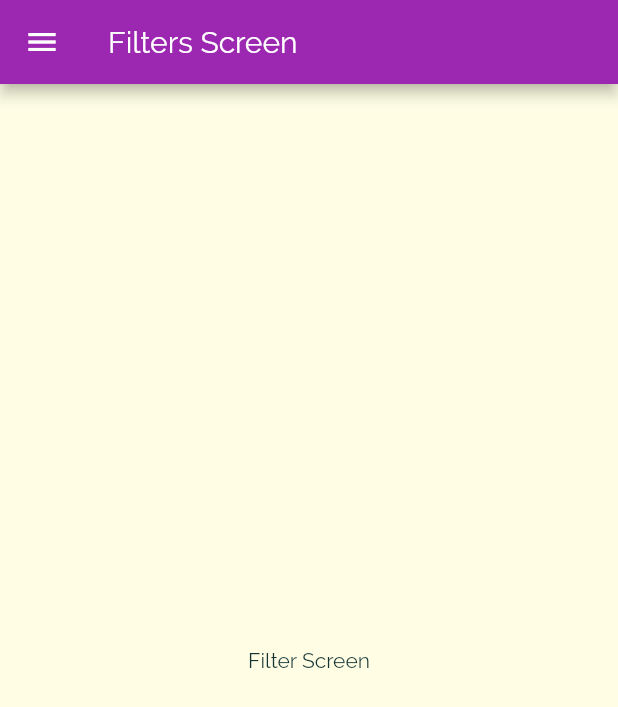
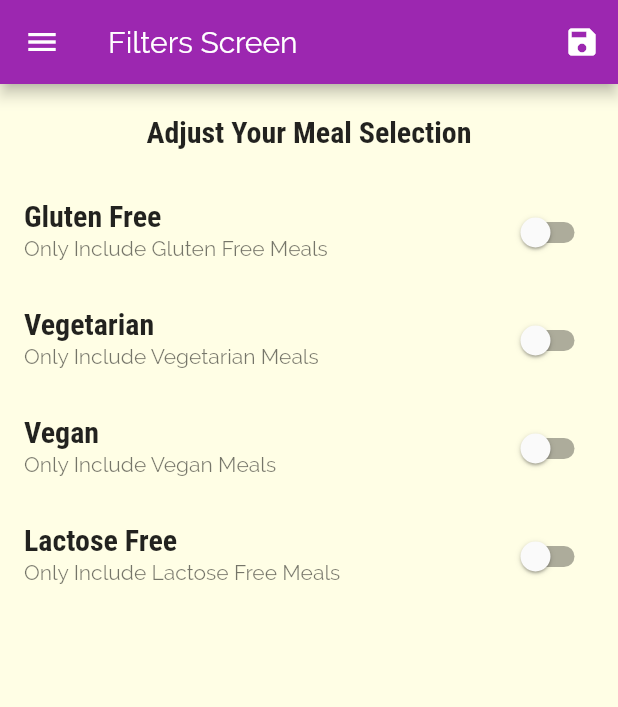
Before and after one commit to davidjhoseph/meal_app, a Flutter app: the FiltersScreen screen opened by its route, on a phone screen of 412 x 824 dp. Shown: the top 707 px of the screen. Run offline on Flutter 3.47's test engine with Material 2 defaults, Android fonts, the phone set to English and light mode, and no system bars.

Commit message:
final changes

```diff
--- a/lib/main.dart
+++ b/lib/main.dart
@@ -5,13 +5,69 @@ import './screens/categories_screen.dart';
 import './screens/meal_detail_screen.dart';
 import './screens/tabs_screen.dart';
 import './screens/category_meals_screen.dart';
+import './models/meal.dart';
+import './dummy_data.dart';
 
 void main() {
   runApp(MyApp());
 }
 
-class MyApp extends StatelessWidget {
+class MyApp extends StatefulWidget {
   // This widget is the root of your application.
+  @override
+  _MyAppState createState() => _MyAppState();
+}
+
+class _MyAppState extends State<MyApp> {
+  Map<String, bool> _filters = {
+    'gluten': false,
+    'lactose': false,
+    'vegan': false,
+    'vegetarian': false
+  };
+
+  List<Meal> _availableMeals = DUMMY_MEALS;
+  List<Meal> favoriteMeals = [];
+
+  void _toggleFavourite(String id) {
+    final existingIndex = favoriteMeals.indexWhere((meal) => meal.id == id);
+    if (existingIndex >= 0) {
+      setState(() {
+        favoriteMeals.removeAt(existingIndex);
+      });
+    } else {
+      setState(() {
+        favoriteMeals.add(DUMMY_MEALS.firstWhere((meal) => meal.id == id));
+      });
+    }
+  }
+
+  bool _isFavourite(String id) {
+    return favoriteMeals.any((meal) => meal.id == id);
+  }
+
+  void _setFilters(Map<String, bool> filterData) {
+    setState(() {
+      _filters = filterData;
+
+      _availableMeals = DUMMY_MEALS.where((meal) {
+        if (_filters['gluten'] && !meal.isGlutenFree) {
+          return false;
+        }
+        if (_filters['lactose'] && !meal.isLactoseFree) {
+          return false;
+        }
+        if (_filters['vegan'] && !meal.isVegan) {
+          return false;
+        }
+        if (_filters['vegetarian'] && !meal.isVegetarian) {
+          return false;
+        }
+        return true;
+      }).toList();
+    });
+  }
+
   @override
   Widget build(BuildContext context) {
     return MaterialApp(
@@ -36,10 +92,13 @@ class MyApp extends StatelessWidget {
         visualDensity: VisualDensity.adaptivePlatformDensity,
       ),
       routes: {
-        '/': (context) => TabsScreen(),
-        CategoryMealsScreen.routeName: (context) => CategoryMealsScreen(),
-        MealDetailScreen.routeName: (context) => MealDetailScreen(),
-        FiltersScreen.routeName: (context) => FiltersScreen()
+        '/': (context) => TabsScreen(favoriteMeals),
+        CategoryMealsScreen.routeName: (context) =>
+            CategoryMealsScreen(_availableMeals),
+        MealDetailScreen.routeName: (context) =>
+            MealDetailScreen(_isFavourite, _toggleFavourite),
+        FiltersScreen.routeName: (context) =>
+            FiltersScreen(_filters, _setFilters)
       },
       onUnknownRoute: (screen) {
         return MaterialPageRoute(builder: (context) => CategoryScreen());
--- a/lib/screens/category_meals_screen.dart
+++ b/lib/screens/category_meals_screen.dart
@@ -1,19 +1,21 @@
 import 'package:flutter/material.dart';
 import '../widgets/meal_item.dart';
 
-import '../dummy_data.dart';
+import '../models/meal.dart';
 
 class CategoryMealsScreen extends StatelessWidget {
   // final String id;
   // final String title;
   // CategoryMealsScreen(this.id, this.title);
+  final List<Meal> availableMeals;
+  CategoryMealsScreen(this.availableMeals);
   static const routeName = '/category-meals';
 
   @override
   Widget build(BuildContext context) {
     final routeArgs =
         ModalRoute.of(context).settings.arguments as Map<String, String>;
-    final categoryMeals = DUMMY_MEALS
+    final categoryMeals = availableMeals
         .where(
           (meal) => meal.categories.contains(routeArgs['id']),
         )
--- a/lib/screens/filters_screen.dart
+++ b/lib/screens/filters_screen.dart
@@ -1,17 +1,107 @@
 import 'package:flutter/material.dart';
 import '../widgets/main_drawer.dart';
 
-class FiltersScreen extends StatelessWidget {
+class FiltersScreen extends StatefulWidget {
   static const routeName = '/filters_screen';
+
+  FiltersScreen(this.filters, this.setFilters);
+  final Function setFilters;
+  final Map<String, bool> filters;
+
+  @override
+  _FiltersScreenState createState() => _FiltersScreenState();
+}
+
+class _FiltersScreenState extends State<FiltersScreen> {
+  @override
+  void initState() {
+    super.initState();
+    _glutenFree = widget.filters['gluten'];
+    _lactoseFree = widget.filters['lactose'];
+    _vegan = widget.filters['vegan'];
+    _vegetarian = widget.filters['vegetarian'];
+  }
+
+  var _glutenFree = false;
+  var _vegetarian = false;
+  var _vegan = false;
+  var _lactoseFree = false;
+
   @override
   Widget build(BuildContext context) {
     return Scaffold(
       appBar: AppBar(
         title: Text('Filters Screen'),
+        actions: [
+          IconButton(
+              icon: Icon(Icons.save),
+              onPressed: () {
+                final Map<String, bool> filters = {
+                  'gluten': _glutenFree,
+                  'lactose': _lactoseFree,
+                  'vegan': _vegan,
+                  'vegetarian': _vegetarian
+                };
+                widget.setFilters(filters);
+              })
+        ],
       ),
       drawer: MainDrawer(),
-      body: Center(
-        child: Text('Filter Screen'),
+      body: Column(
+        children: [
+          Container(
+            padding: EdgeInsets.all(20),
+            child: Text(
+              'Adjust Your Meal Selection',
+              style: Theme.of(context).textTheme.subtitle1,
+            ),
+          ),
+          Expanded(
+              child: ListView(
+            children: [
+              SwitchListTile(
+                value: _glutenFree,
+                onChanged: (value) {
+                  setState(() {
+                    _glutenFree = value;
+                  });
+                },
+                title: Text('Gluten Free'),
+                subtitle: Text('Only Include Gluten Free Meals'),
+              ),
+              SwitchListTile(
+                value: _vegetarian,
+                onChanged: (value) {
+                  setState(() {
+                    _vegetarian = value;
+                  });
+                },
+                title: Text('Vegetarian'),
+                subtitle: Text('Only Include Vegetarian Meals'),
+              ),
+              SwitchListTile(
+                value: _vegan,
+                onChanged: (value) {
+                  setState(() {
+                    _vegan = value;
+                  });
+                },
+                title: Text('Vegan'),
+                subtitle: Text('Only Include Vegan Meals'),
+              ),
+              SwitchListTile(
+                value: _lactoseFree,
+                onChanged: (value) {
+                  setState(() {
+                    _lactoseFree = value;
+                  });
+                },
+                title: Text('Lactose Free'),
+                subtitle: Text('Only Include Lactose Free Meals'),
+              )
+            ],
+          ))
+        ],
       ),
     );
   }
```
Also changed, not shown: lib/screens/favourite_screen.dart (+23 -3 lines), lib/screens/meal_detail_screen.dart (+8 -2 lines), lib/screens/tabs_screen.dart (+14 -4 lines), lib/widgets/meal_item.dart (+8 -7 lines).
